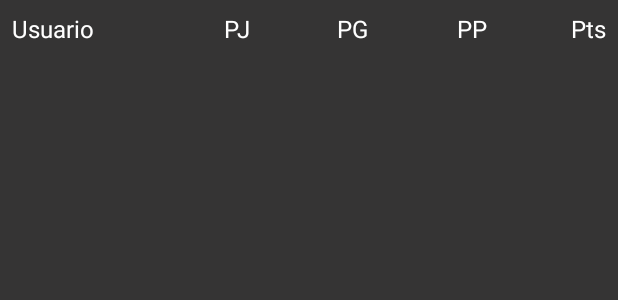
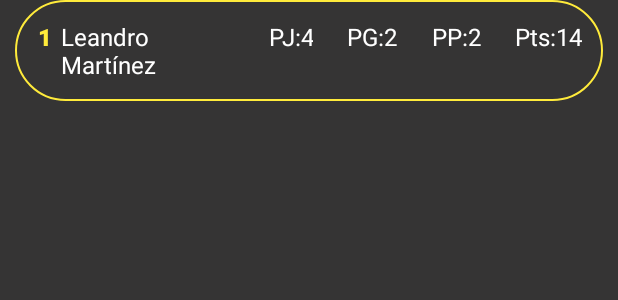
Before and after one commit to alejandricoco/playtronicc, an Android app: the layout ranking_item.xml on its own in the app's theme, with its tools: preview values and no code run, on a phone screen of 412 x 824 dp. Shown: the top 300 px of the screen. Run offline under Robolectric (Android 15) with nearby library versions, the phone set to English and light mode, and no system bars.

```diff
--- /dev/null
+++ b/app/src/main/res/drawable/borderamarillo.xml
@@ -0,0 +1,6 @@
+<?xml version="1.0" encoding="utf-8"?>
+<shape xmlns:android="http://schemas.android.com/apk/res/android">
+    <solid android:color="@android:color/transparent" />
+    <stroke android:color="@color/yellow" android:width="1dp"/>
+    <corners android:radius="50dp" />
+</shape>
--- a/app/src/main/res/layout/ranking_item.xml
+++ b/app/src/main/res/layout/ranking_item.xml
@@ -2,15 +2,34 @@
 <LinearLayout xmlns:android="http://schemas.android.com/apk/res/android"
               android:layout_width="match_parent"
               android:layout_height="wrap_content"
+              android:layout_marginRight="10dp"
+                android:layout_marginLeft="10dp"
               android:orientation="horizontal"
-              android:padding="8dp">
+              android:padding="8dp"
+              android:background="@drawable/borderamarillo">
+
+    <TextView
+            android:id="@+id/tvRanking"
+            android:layout_width="wrap_content"
+            android:layout_height="wrap_content"
+            android:textSize="16sp"
+            android:fontFamily="@font/robotoblack"
+            android:textColor="@color/yellow"
+            android:layout_marginTop="5dp"
+            android:layout_marginLeft="7dp"
+            android:layout_marginBottom="5dp"
+            android:layout_weight="0.01"
+            android:text="1"/>
 
     <TextView
             android:id="@+id/tvUsername"
             android:layout_width="0dp"
             android:layout_height="wrap_content"
             android:layout_weight="1"
-            android:text="Usuario"
+            android:text="Leandro Martínez"
+            android:layout_marginTop="5dp"
+            android:layout_marginLeft="5dp"
+            android:layout_marginBottom="5dp"
             android:textColor="@color/white"
             android:textSize="16sp" />
 
@@ -19,8 +38,9 @@
             android:layout_width="0dp"
             android:textColor="@color/white"
             android:layout_height="wrap_content"
-            android:layout_weight="1"
-            android:text="PJ"
+            android:layout_weight="0.5"
+            android:text="PJ:4"
+            android:layout_marginTop="5dp"
             android:gravity="end"
             android:textSize="16sp" />
 
@@ -29,8 +49,9 @@
             android:layout_width="0dp"
             android:textColor="@color/white"
             android:layout_height="wrap_content"
-            android:layout_weight="1"
-            android:text="PG"
+            android:layout_weight="0.5"
+            android:text="PG:2"
+            android:layout_marginTop="5dp"
             android:gravity="end"
             android:textSize="16sp" />
 
@@ -39,8 +60,9 @@
             android:layout_width="0dp"
             android:textColor="@color/white"
             android:layout_height="wrap_content"
-            android:layout_weight="1"
-            android:text="PP"
+            android:layout_weight="0.5"
+            android:text="PP:2"
+            android:layout_marginTop="5dp"
             android:textSize="16sp"
             android:gravity="end"/>
 
@@ -49,9 +71,11 @@
             android:layout_width="0dp"
             android:textColor="@color/white"
             android:layout_height="wrap_content"
-            android:layout_weight="1"
-            android:text="Pts"
+            android:layout_weight="0.6"
+            android:text="Pts:14"
+            android:layout_marginTop="5dp"
             android:textSize="16sp"
-            android:gravity="end"/>
+            android:gravity="end"
+            android:layout_marginRight="5dp"/>
 
 </LinearLayout>
```
Also changed, not shown: app/src/main/java/com/example/playtronic/Player.kt (+4 -4 lines), app/src/main/java/com/example/playtronic/RankingAdapter.kt (+7 -4 lines), app/src/main/java/com/example/playtronic/ResultadoViewHolder.kt (+4 -4 lines), app/src/main/java/com/example/playtronic/fragments/fragmentsMenu/FragmentRanking.kt (+62 -7 lines), app/src/main/res/layout/card_resultado.xml (+13 -10 lines), app/src/main/res/layout/fragment_ranking.xml (+9 -5 lines).
